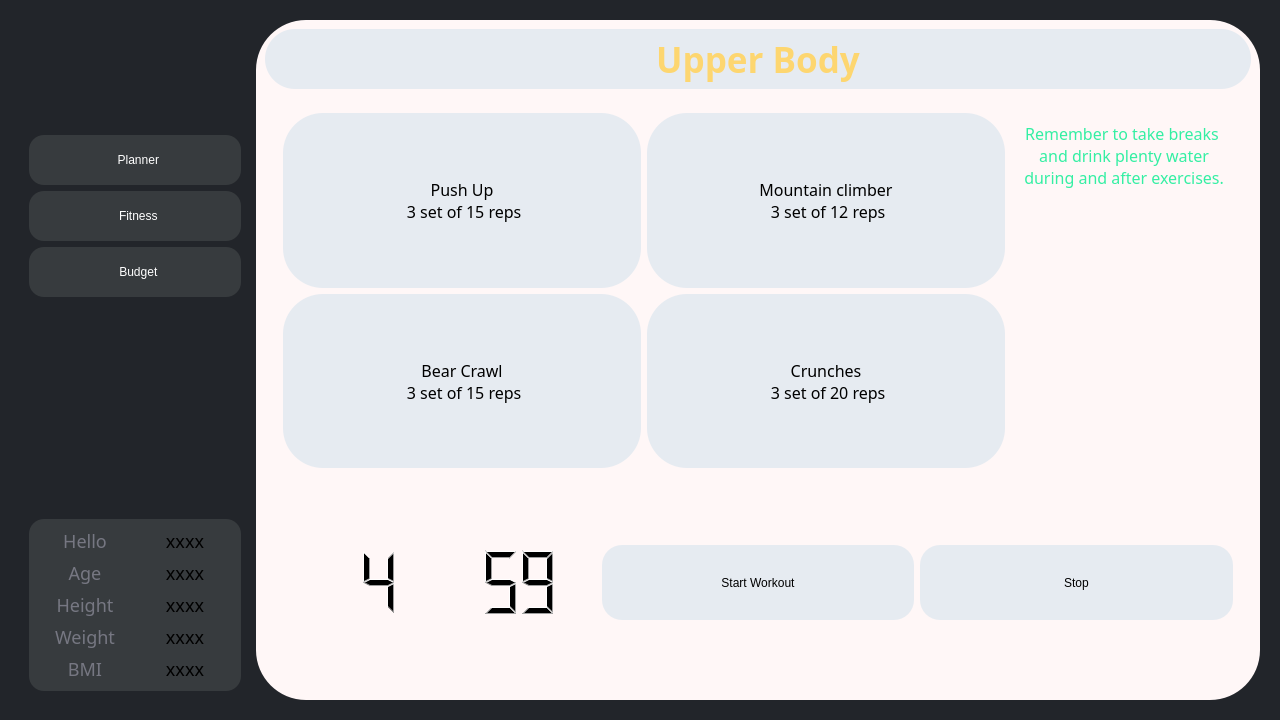
burr1to/kaizen, file K/upper_body.ui: the form before one commit.
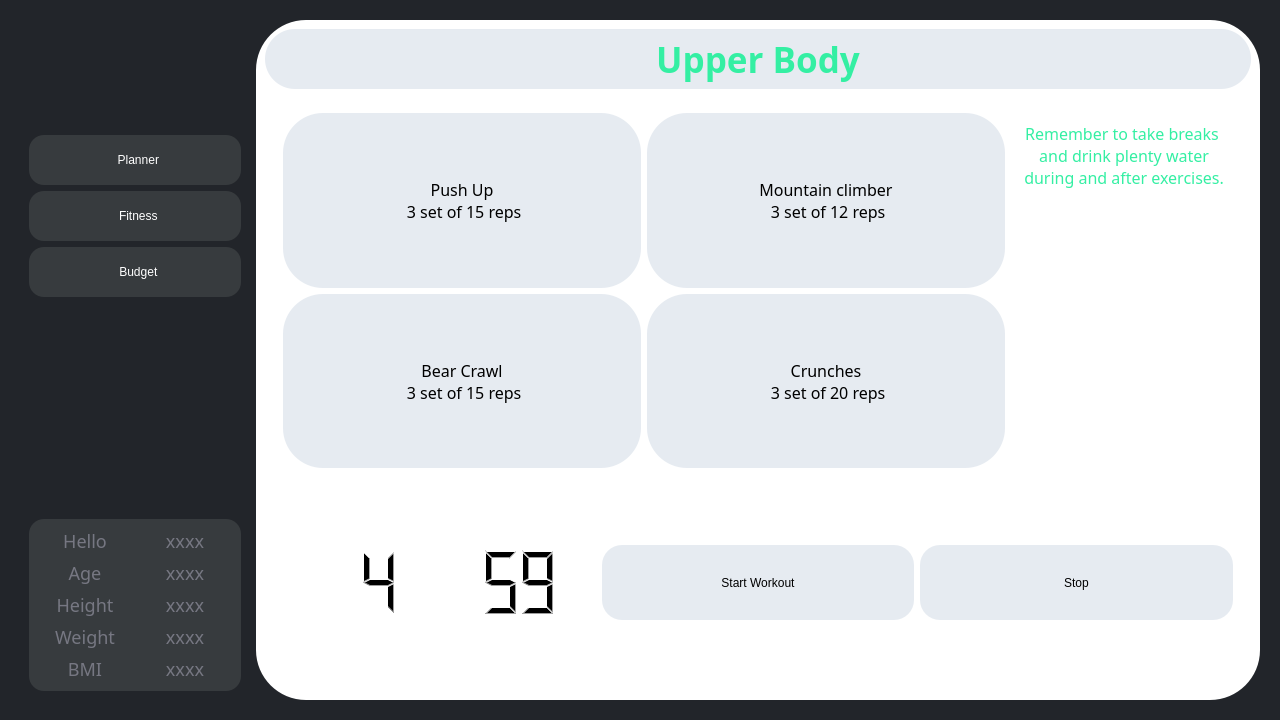
The form after the commit. Icons and pictures are not drawn.

Diff of the .ui file:
```diff
--- a/K/upper_body.ui
+++ b/K/upper_body.ui
@@ -255,7 +255,7 @@
                    </font>
                   </property>
                   <property name="styleSheet">
-                   <string notr="true">color : black;</string>
+                   <string notr="true">color : #767782;</string>
                   </property>
                   <property name="text">
                    <string>xxxx</string>
@@ -301,7 +301,7 @@
                    </font>
                   </property>
                   <property name="styleSheet">
-                   <string notr="true">color : black;</string>
+                   <string notr="true">color : #767782;</string>
                   </property>
                   <property name="text">
                    <string>xxxx</string>
@@ -347,7 +347,7 @@
                    </font>
                   </property>
                   <property name="styleSheet">
-                   <string notr="true">color : black;</string>
+                   <string notr="true">color : #767782;</string>
                   </property>
                   <property name="text">
                    <string>xxxx</string>
@@ -393,7 +393,7 @@
                    </font>
                   </property>
                   <property name="styleSheet">
-                   <string notr="true">color : black;</string>
+                   <string notr="true">color : #767782;</string>
                   </property>
                   <property name="text">
                    <string>xxxx</string>
@@ -439,7 +439,7 @@
                    </font>
                   </property>
                   <property name="styleSheet">
-                   <string notr="true">color : black;</string>
+                   <string notr="true">color : #767782;</string>
                   </property>
                   <property name="text">
                    <string>xxxx</string>
@@ -468,7 +468,7 @@
          </sizepolicy>
         </property>
         <property name="styleSheet">
-         <string notr="true">background-color:rgb(255, 247, 247);
+         <string notr="true">background-color:#ffffff;
 border-radius:50px;
 color:black;</string>
         </property>
@@ -499,7 +499,7 @@
             <string notr="true">background-color:#e6ebf1;
 font: 700 26pt &quot;FONTSPRING DEMO - Pontiac Black&quot;;
 border-radius:30px;
-color: #fdd670;</string>
+color: #34efa3;</string>
            </property>
            <property name="text">
             <string>Upper Body</string>
```
